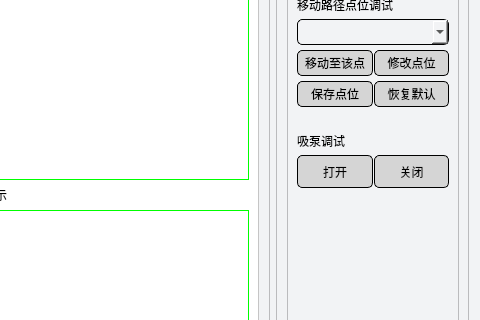
Old version of the form layouts/app_page.ui in the repository elephantrobotics/Connect-4-Kit; both pictures show x 616 to 1096 and y 106 to 426 of the 1096 by 600 pixel window.
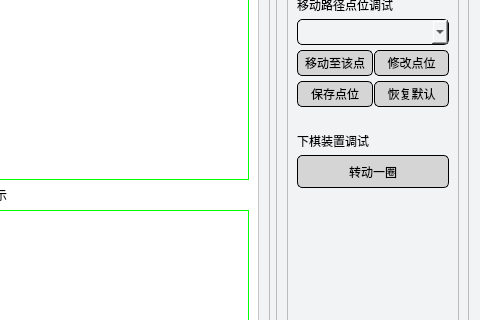
New version of the form. Icons and pictures are not drawn.

Diff of the .ui file:
```diff
--- a/layouts/app_page.ui
+++ b/layouts/app_page.ui
@@ -1257,7 +1257,7 @@
                 <string notr="true">font: 700 10pt &quot;Microsoft YaHei UI&quot;;</string>
                </property>
                <property name="text">
-                <string>吸泵调试</string>
+                <string>下棋装置调试</string>
                </property>
               </widget>
              </item>
@@ -1296,26 +1296,7 @@
 background: rgb(213, 213, 213);</string>
                </property>
                <property name="text">
-                <string>打开</string>
-               </property>
-              </widget>
-             </item>
-             <item>
-              <widget class="QPushButton" name="pushButton_2">
-               <property name="sizePolicy">
-                <sizepolicy hsizetype="Preferred" vsizetype="Preferred">
-                 <horstretch>0</horstretch>
-                 <verstretch>0</verstretch>
-                </sizepolicy>
-               </property>
-               <property name="styleSheet">
-                <string notr="true">border-radius:5px;
-border:1px solid black;
-border-style:outset;
-background: rgb(213, 213, 213);</string>
-               </property>
-               <property name="text">
-                <string>关闭</string>
+                <string>转动一圈</string>
                </property>
               </widget>
              </item>
```
Left out of the diff: 2 changed lines with no effect on the pictures.
